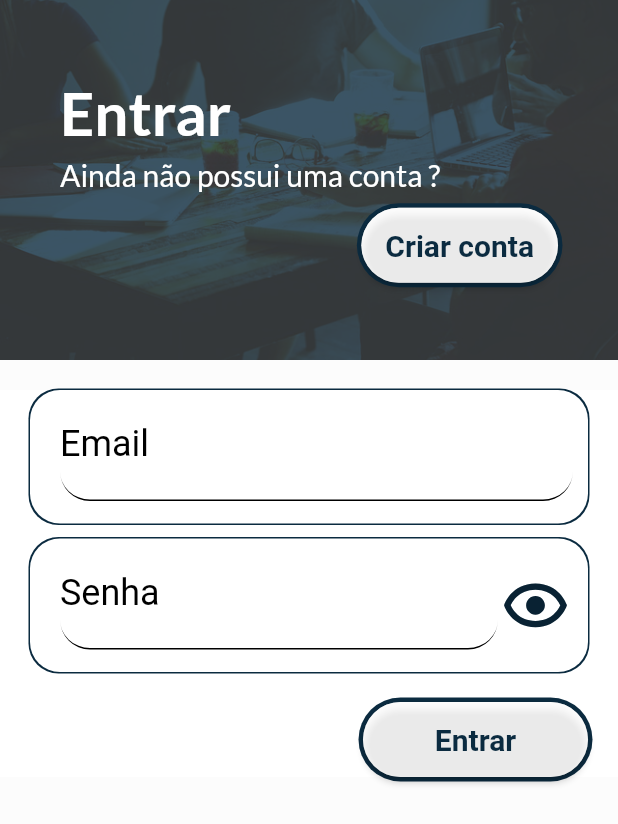
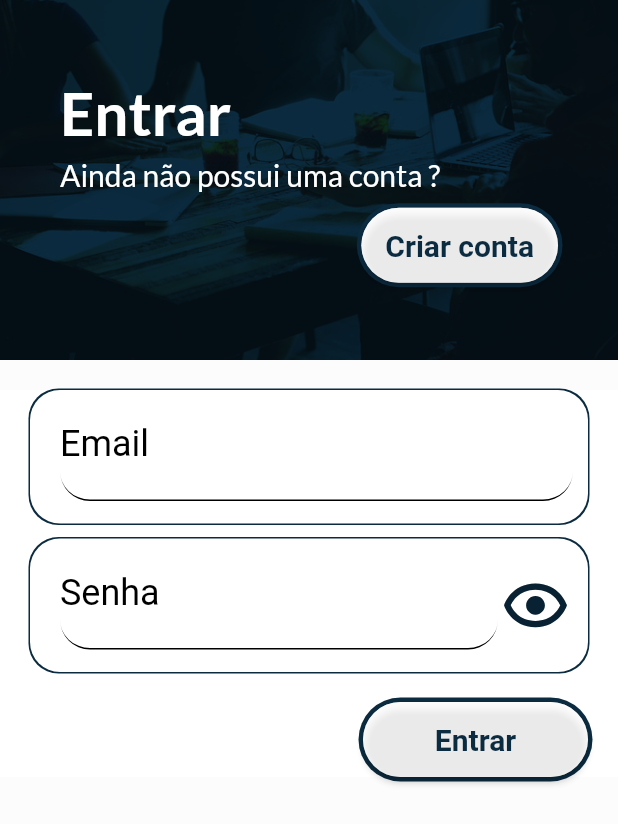
Before and after one commit to guicrisostomo/hour, a Flutter app: the screen it shows after launch, after a tap on "Cadastrar", after a tap on "Entrar", on a phone screen of 412 x 824 dp. Shown: the top 824 px of the screen. Run offline on Flutter 3.47's test engine with Material 2 defaults, Android fonts, the phone set to English and light mode, and no system bars; our stand-ins replace firebase_core, flutter_dotenv, flutter_svg, google_fonts; accounts and stored records are empty.

Commit message:
style: change color background

```diff
--- a/lib/view/pages/login.dart
+++ b/lib/view/pages/login.dart
@@ -31,6 +31,7 @@ class _LoginState extends State<Login> {
               width: MediaQuery.of(context).size.width,
 
               decoration: BoxDecoration(
+                color: globals.primary,
                 image: DecorationImage(
                   image: const AssetImage(
                     "lib/images/background.jpg",
```
